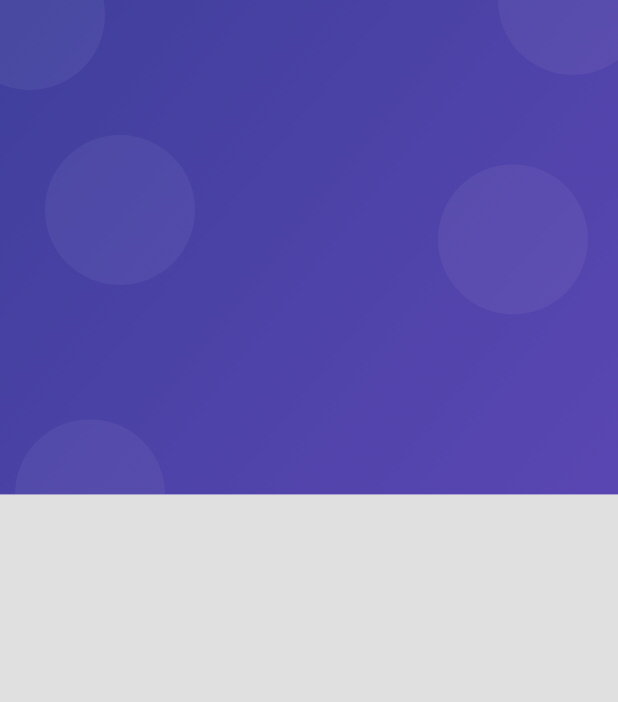
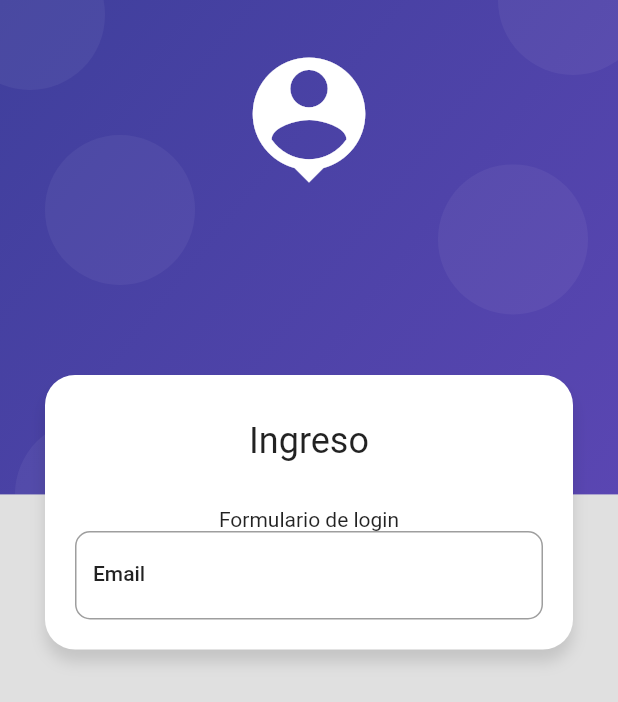
Before and after one commit to manuelduarte077/products_app, a Flutter app: the screen it shows after launch, on a phone screen of 412 x 824 dp. Shown: the top 702 px of the screen. Run offline on Flutter 3.47's test engine with Material 2 defaults, Android fonts, the phone set to English and light mode, and no system bars.

Commit message:
contenedor para el formulario

```diff
--- a/lib/screens/login_screen.dart
+++ b/lib/screens/login_screen.dart
@@ -6,8 +6,34 @@ class LoginScreen extends StatelessWidget {
 
   @override
   Widget build(BuildContext context) {
-    return const Scaffold(
-      body: AuthBackground(),
+    return Scaffold(
+      body: AuthBackground(
+        child: SingleChildScrollView(
+          child: Column(
+            children: [
+              const SizedBox(height: 250),
+              CardContainer(
+                  child: Column(
+                children: [
+                  const SizedBox(height: 10),
+                  Text('Ingreso', style: Theme.of(context).textTheme.headline5),
+                  const SizedBox(height: 30),
+                  const Text('Formulario de login'),
+                  TextFormField(
+                    decoration: InputDecoration(
+                      labelText: 'Email',
+                      labelStyle: Theme.of(context).textTheme.bodyText1,
+                      border: OutlineInputBorder(
+                        borderRadius: BorderRadius.circular(10),
+                      ),
+                    ),
+                  ),
+                ],
+              )),
+            ],
+          ),
+        ),
+      ),
     );
   }
 }
--- a/lib/widgets/auth_background.dart
+++ b/lib/widgets/auth_background.dart
@@ -1,7 +1,11 @@
 import 'package:flutter/material.dart';
 
 class AuthBackground extends StatelessWidget {
-  const AuthBackground({Key? key}) : super(key: key);
+  final Widget child;
+  const AuthBackground({
+    Key? key,
+    required this.child,
+  }) : super(key: key);
 
   @override
   Widget build(BuildContext context) {
@@ -11,7 +15,22 @@ class AuthBackground extends StatelessWidget {
       child: Stack(
         children: [
           _PurpleBox(),
+          _HeaderIcon(),
+          child,
         ],
+      ),
+    );
+  }
+}
+
+class _HeaderIcon extends StatelessWidget {
+  @override
+  Widget build(BuildContext context) {
+    return SafeArea(
+      child: Container(
+        width: double.infinity,
+        margin: const EdgeInsets.only(top: 30),
+        child: const Icon(Icons.person_pin, size: 100, color: Colors.white),
       ),
     );
   }
--- /dev/null
+++ b/lib/widgets/card_container.dart
@@ -0,0 +1,34 @@
+import 'package:flutter/material.dart';
+
+class CardContainer extends StatelessWidget {
+  final Widget child;
+  const CardContainer({
+    Key? key,
+    required this.child,
+  }) : super(key: key);
+
+  @override
+  Widget build(BuildContext context) {
+    return Padding(
+      padding: const EdgeInsets.symmetric(horizontal: 30),
+      child: Container(
+        width: double.infinity,
+        padding: const EdgeInsets.all(20),
+        decoration: _createCardShape(),
+        child: child,
+      ),
+    );
+  }
+}
+
+BoxDecoration _createCardShape() => BoxDecoration(
+      color: Colors.white,
+      borderRadius: BorderRadius.circular(20),
+      boxShadow: const [
+        BoxShadow(
+          color: Colors.black12,
+          offset: Offset(0, 8),
+          blurRadius: 8,
+        ),
+      ],
+    );
--- a/lib/widgets/widgets.dart
+++ b/lib/widgets/widgets.dart
@@ -1 +1,2 @@
 export 'package:product_app/widgets/auth_background.dart';
+export 'package:product_app/widgets/card_container.dart';
```
